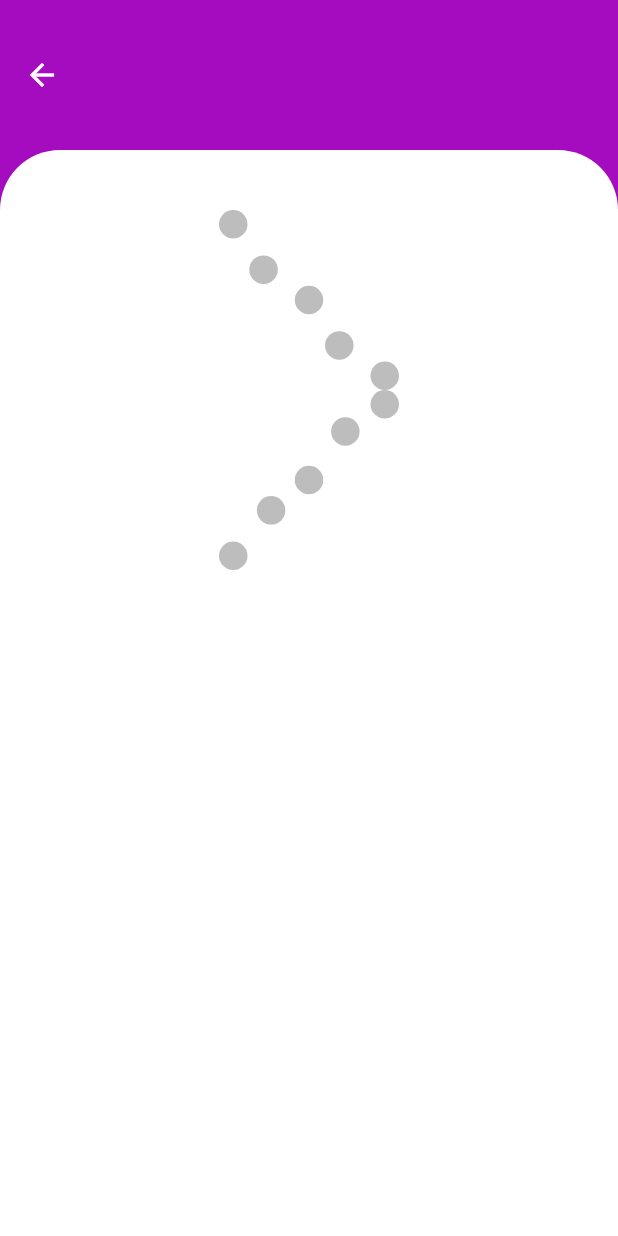
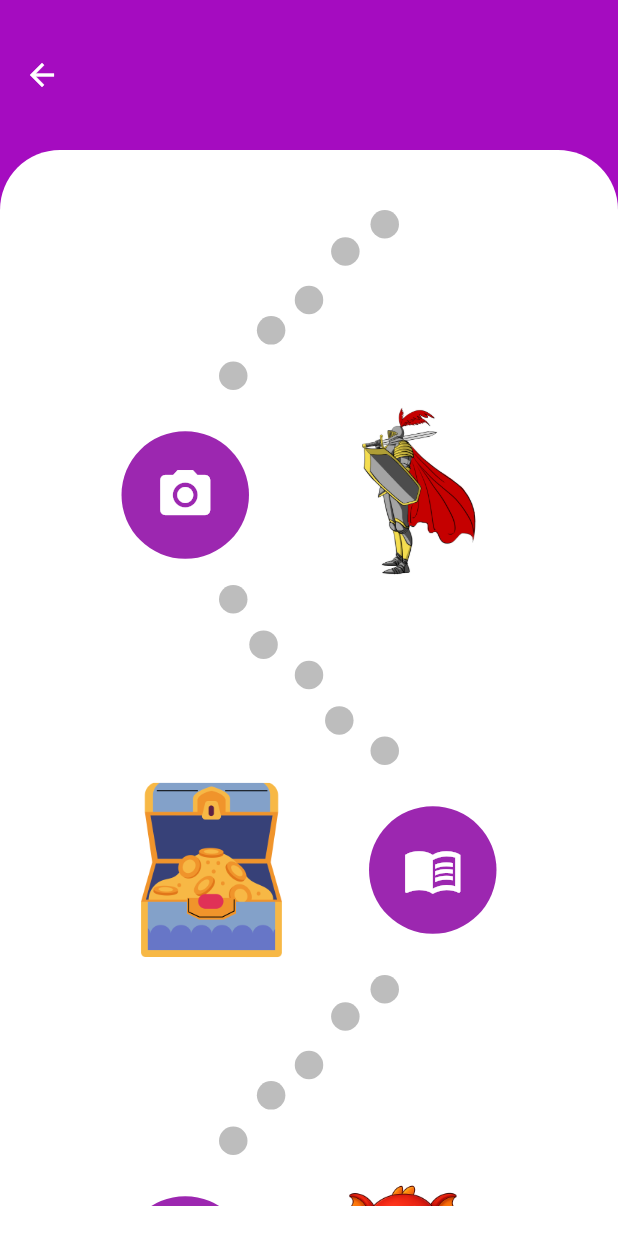
Before and after one commit to SzimiCode/AplikacjaMatematyka, a Flutter app: the LessonContentPage screen opened directly, on a phone screen of 412 x 824 dp. Run offline on Flutter 3.47's test engine with Material 3 defaults, Android fonts, the phone set to English and light mode, and no system bars; our stand-ins replace dash_chat_2, flutter_gemini, math_expressions.

Commit message:
feat: made path in content lesson

```diff
--- a/aplikacjamatematyka/lib/features/quiz/view/widgets/content_lesson_widget.dart
+++ b/aplikacjamatematyka/lib/features/quiz/view/widgets/content_lesson_widget.dart
@@ -11,41 +11,48 @@ class ContentLessonWidget extends StatelessWidget {
         child: Column(
           children: [
 
-            buildDotTrailRight(),
             buildDotTrailLeft(),
-  /*
-            _buildRow(
+
+            SizedBox(height: 10),
+
+            _buildRowLeft(
               context,
               icon: Icons.camera_alt,
               asset: 'assets/images/knight.png',
               onTap: () {},
             ),
 
+             buildDotTrailRight(),
 
-            _buildRow(
+            SizedBox(height: 10),
+
+            _buildRowRight(
               context,
               icon: Icons.menu_book,
               asset: 'assets/images/treasurechest.png',
               onTap: () {},
             ),
 
-            _buildDotContainerLeft(),
+            SizedBox(height: 10),
+
+            buildDotTrailLeft(),
+
+            SizedBox(height: 10),
 
 
-            _buildRow(
+            _buildRowLeft(
               context,
               icon: Icons.emoji_events,
               asset: 'assets/images/dragon1.png',
               onTap: () {},
             ),
-            */
           ],
         ),
       ),
     );
   }
 
-  Widget _buildRow(BuildContext context,
+  Widget _buildRowLeft(BuildContext context,
       {required IconData icon,
       required String asset,
       required VoidCallback onTap}) {
@@ -69,7 +76,36 @@ class ContentLessonWidget extends StatelessWidget {
             ),
           ),
         ),
-        Image.asset(asset, height: 75, width: 75),
+        Image.asset(asset, height: 120, width: 120),
+      ],
+    );
+  }
+  Widget _buildRowRight(BuildContext context,
+      {required IconData icon,
+      required String asset,
+      required VoidCallback onTap}) {
+    return Row(
+      mainAxisAlignment: MainAxisAlignment.spaceEvenly,
+      children: [
+        Image.asset(asset, height: 120, width: 120),
+        InkWell(
+          onTap: onTap,
+          borderRadius: BorderRadius.circular(50),
+          child: Container(
+            width: 85,
+            height: 85,
+            decoration: BoxDecoration(
+              color: Colors.purple,
+              shape: BoxShape.circle,
+            ),
+            child: Icon(
+              icon,
+              size: 40,
+              color: Colors.white,
+            ),
+          ),
+        ),
+
       ],
     );
   }
```
Also changed, not shown: aplikacjamatematyka/assets/images/knight.png (added).
